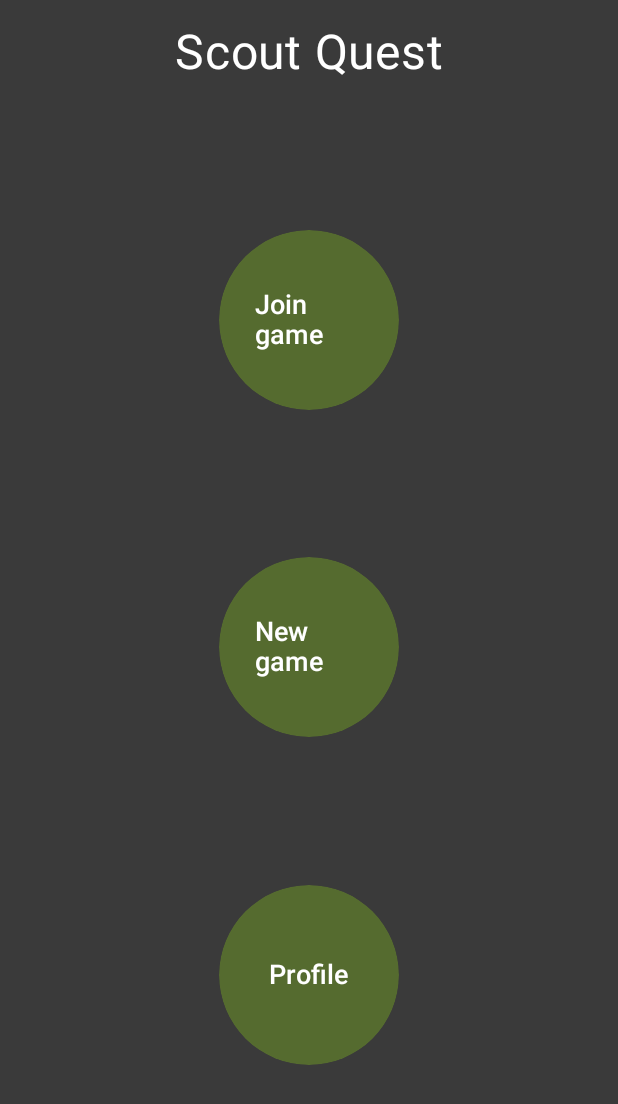
After one commit to jakurych/ScoutQuest, an Android app built with Jetpack Compose: the MainScreenView screen opened through its navigation route, on a phone screen of 412 x 824 dp. The commit adds this screen. Shown: the top 1104 px of the screen. Run offline under Robolectric (Android 15) with nearby library versions, the phone set to English and light mode, and no system bars.

Commit message:
"Navigation and main screen"

```diff
--- a/app/build.gradle.kts
+++ b/app/build.gradle.kts
@@ -59,6 +59,7 @@ dependencies {
     implementation(libs.androidx.ui.graphics)
     implementation(libs.androidx.ui.tooling.preview)
     implementation(libs.androidx.material3)
+    implementation(libs.androidx.navigation.compose)
     testImplementation(libs.junit)
     androidTestImplementation(libs.androidx.junit)
     androidTestImplementation(libs.androidx.espresso.core)
--- a/app/src/main/java/com/example/scoutquest/data/models/User.kt
+++ b/app/src/main/java/com/example/scoutquest/data/models/User.kt
@@ -9,5 +9,7 @@ data class User (
     val email: String,
     val badges: List<Bagdes>,
     val profilePicture: Picture,
-    val points: Int
+    val points: Int,
+    val createdGames: List<Game>,
+    val gamesHistory: List<Session>
 )
--- a/app/src/main/java/com/example/scoutquest/data/repositories/GameRepository.kt
+++ b/app/src/main/java/com/example/scoutquest/data/repositories/GameRepository.kt
@@ -9,11 +9,11 @@ class GameRepository {
         games.add(game)
     }
 
-    fun removeGame(gameId: String) {
+    fun removeGame(gameId: Int) {
         games.removeAll { it.gameId == gameId }
     }
 
-    fun getGameById(gameId: String): Game? {
+    fun getGameById(gameId: Int): Game? {
         return games.find { it.gameId == gameId }
     }
 
--- /dev/null
+++ b/app/src/main/java/com/example/scoutquest/ui/navigation/AppNavigation.kt
@@ -0,0 +1,28 @@
+package com.example.scoutquest.ui.navigation
+
+import androidx.compose.runtime.Composable
+import androidx.compose.runtime.CompositionLocalProvider
+import androidx.lifecycle.viewmodel.compose.viewModel
+import androidx.navigation.compose.NavHost
+import androidx.navigation.compose.composable
+import androidx.navigation.compose.rememberNavController
+import com.example.scoutquest.ui.views.MainScreenView
+import com.example.scoutquest.viewmodels.MainScreenViewModel
+
+@Composable
+
+fun AppNavigation(){
+    val navController = rememberNavController()
+    val mainScreenViewModel: MainScreenViewModel = viewModel()
+
+    CompositionLocalProvider(LocalNavigation provides navController) {
+        NavHost(navController = navController,
+            startDestination = MainScreenRoute)
+        {
+            composable(route= MainScreenRoute){
+                MainScreenView(mainScreenViewModel)
+            }
+        }
+    }
+
+}
--- /dev/null
+++ b/app/src/main/java/com/example/scoutquest/ui/navigation/LocalNavigation.kt
@@ -0,0 +1,8 @@
+package com.example.scoutquest.ui.navigation
+
+import androidx.compose.runtime.compositionLocalOf
+import androidx.navigation.NavHostController
+
+val LocalNavigation = compositionLocalOf<NavHostController> {
+    error("NavHostController not provided")
+}
--- /dev/null
+++ b/app/src/main/java/com/example/scoutquest/ui/navigation/Route.kt
@@ -0,0 +1,3 @@
+package com.example.scoutquest.ui.navigation
+
+const val MainScreenRoute = "/mainscreen"
--- /dev/null
+++ b/app/src/main/java/com/example/scoutquest/ui/views/LoginScreen.kt
@@ -0,0 +1,4 @@
+package com.example.scoutquest.ui.views
+
+class LoginScreen {
+}
--- /dev/null
+++ b/app/src/main/java/com/example/scoutquest/ui/views/MainScreenView.kt
@@ -0,0 +1,98 @@
+package com.example.scoutquest.ui.views
+
+import androidx.compose.foundation.Image
+import androidx.compose.foundation.background
+import androidx.compose.foundation.layout.Arrangement
+import androidx.compose.foundation.layout.Box
+import androidx.compose.foundation.layout.Column
+import androidx.compose.foundation.layout.fillMaxSize
+import androidx.compose.foundation.layout.fillMaxWidth
+import androidx.compose.foundation.layout.padding
+import androidx.compose.foundation.layout.size
+import androidx.compose.foundation.shape.CircleShape
+import androidx.compose.material3.Button
+import androidx.compose.material3.ButtonDefaults
+import androidx.compose.material3.Icon
+import androidx.compose.material3.Text
+import androidx.compose.runtime.Composable
+import androidx.compose.ui.Alignment
+import androidx.compose.ui.Modifier
+import androidx.compose.ui.draw.clip
+import androidx.compose.ui.graphics.Color
+import androidx.compose.ui.res.painterResource
+import androidx.compose.ui.unit.dp
+import androidx.compose.ui.unit.sp
+import com.example.scoutquest.R
+import com.example.scoutquest.viewmodels.MainScreenViewModel
+
+@Composable
+fun MainScreenView(viewModel: MainScreenViewModel) {
+    Text(text = "Hello")
+
+    Box(
+        modifier = Modifier.fillMaxSize().background(Color(0xFF3A3A3A))
+    )
+    Column(
+        modifier = Modifier.fillMaxSize().padding(16.dp),
+        horizontalAlignment = Alignment.CenterHorizontally,
+        verticalArrangement = Arrangement.SpaceBetween
+    ){
+        Box(
+            modifier = Modifier.fillMaxWidth(),
+            contentAlignment = Alignment.TopCenter
+        ) {
+            Text(
+                text = "Scout Quest",
+                fontSize = 32.sp,
+                color = Color.White // Placeholder color
+            )
+            /*Image(
+                painter = painterResource(id = R.drawable.logo), // Placeholder resource ID
+                contentDescription = null,
+                modifier = Modifier
+                    .size(100.dp)
+                    .align(Alignment.TopEnd)
+            )*/
+        }
+
+        // Join Game button
+        CircleButton(text = "Join game", onClick = { /* Navigate to join game screen */ })
+
+        // New Game button
+        CircleButton(text = "New game", onClick = { /* Navigate to new game screen */ })
+
+        // Profile button
+        CircleButton(text = "Profile", onClick = { /* Navigate to profile screen */ })
+
+        // Settings button
+        Box(
+            modifier = Modifier.fillMaxWidth(),
+            contentAlignment = Alignment.BottomEnd
+        ) {
+            /*IconButton(onClick = { *//* Open settings *//* }) {
+               *//* Icon(
+                    painter = painterResource(id = R.drawable.ic_settings), // Placeholder resource ID
+                    contentDescription = "Settings",
+                    tint = Color.White // Placeholder color
+                )*//*
+            }*/
+        }
+    }
+}
+
+
+@Composable
+fun CircleButton(text: String, onClick: () -> Unit) {
+    Button(
+        onClick = onClick,
+        shape = CircleShape,
+        colors = ButtonDefaults.buttonColors(
+            containerColor = Color(0xFF556B2F)
+        ),
+        modifier = Modifier
+            .size(120.dp)
+            .clip(CircleShape)
+    ) {
+        Text(text = text, color = Color.White, fontSize = 18.sp)
+    }
+}
--- /dev/null
+++ b/app/src/main/java/com/example/scoutquest/ui/views/RegisterScreen.kt
@@ -0,0 +1,4 @@
+package com.example.scoutquest.ui.views
+
+class RegisterScreen {
+}
--- a/app/src/main/java/com/example/scoutquest/ui/viewmodels/GameViewModel.kt
+++ b/app/src/main/java/com/example/scoutquest/viewmodels/GameViewModel.kt
@@ -1,4 +1,4 @@
-package com.example.scoutquest.ui.viewmodels
+package com.example.scoutquest.viewmodels
 import androidx.lifecycle.LiveData
 import androidx.lifecycle.MutableLiveData
 import androidx.lifecycle.ViewModel
@@ -16,7 +16,7 @@ class GameViewModel(private val repository: GameRepository) : ViewModel() {
         _games.value = repository.getAllGames()
     }
 
-    fun removeGame(gameId: String) {
+    fun removeGame(gameId: Int) {
         repository.removeGame(gameId)
         _games.value = repository.getAllGames()
 
--- /dev/null
+++ b/app/src/main/java/com/example/scoutquest/viewmodels/MainScreenViewModel.kt
@@ -0,0 +1,6 @@
+package com.example.scoutquest.viewmodels
+
+import androidx.lifecycle.ViewModel
+
+class MainScreenViewModel : ViewModel() {
+}
--- a/gradle/libs.versions.toml
+++ b/gradle/libs.versions.toml
@@ -8,6 +8,7 @@ espressoCore = "3.5.1"
 lifecycleRuntimeKtx = "2.6.1"
 activityCompose = "1.8.0"
 composeBom = "2024.04.01"
+navigationCompose = "2.7.7"
 
 [libraries]
 androidx-core-ktx = { group = "androidx.core", name = "core-ktx", version.ref = "coreKtx" }
@@ -24,6 +25,7 @@ androidx-ui-tooling-preview = { group = "androidx.compose.ui", name = "ui-toolin
 androidx-ui-test-manifest = { group = "androidx.compose.ui", name = "ui-test-manifest" }
 androidx-ui-test-junit4 = { group = "androidx.compose.ui", name = "ui-test-junit4" }
 androidx-material3 = { group = "androidx.compose.material3", name = "material3" }
+androidx-navigation-compose = { group = "androidx.navigation", name = "navigation-compose", version.ref = "navigationCompose" }
 
 [plugins]
 android-application = { id = "com.android.application", version.ref = "agp" }
```
Also changed, not shown: app/src/main/java/com/example/scoutquest/MainActivity.kt (+8 -28 lines).
